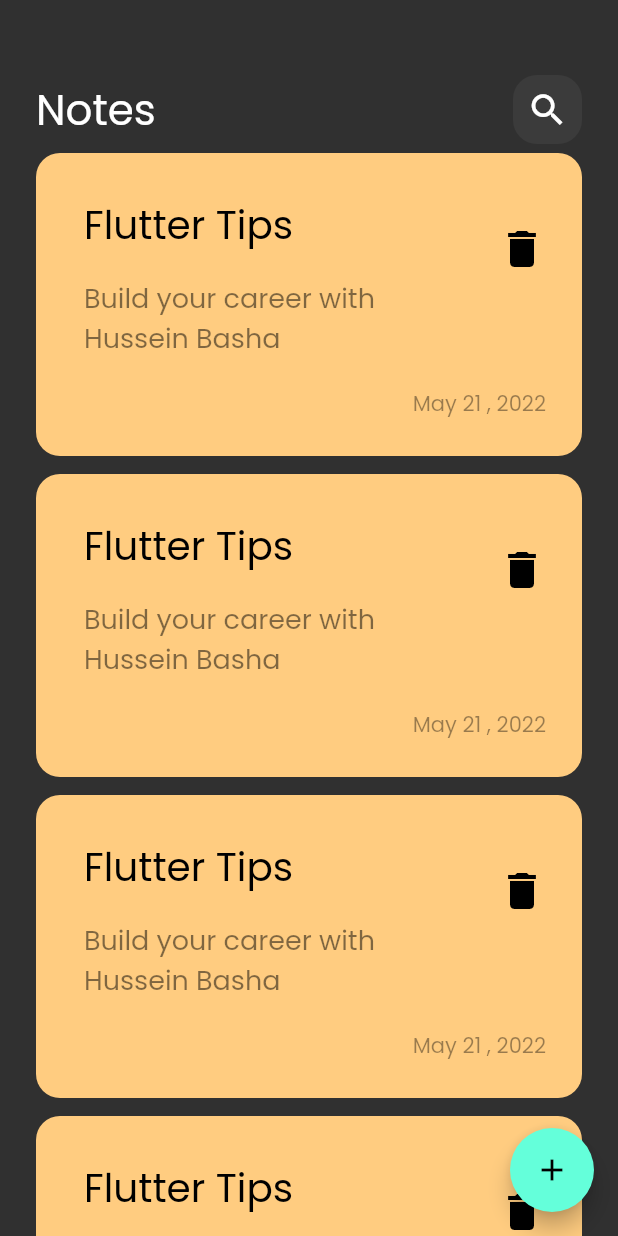
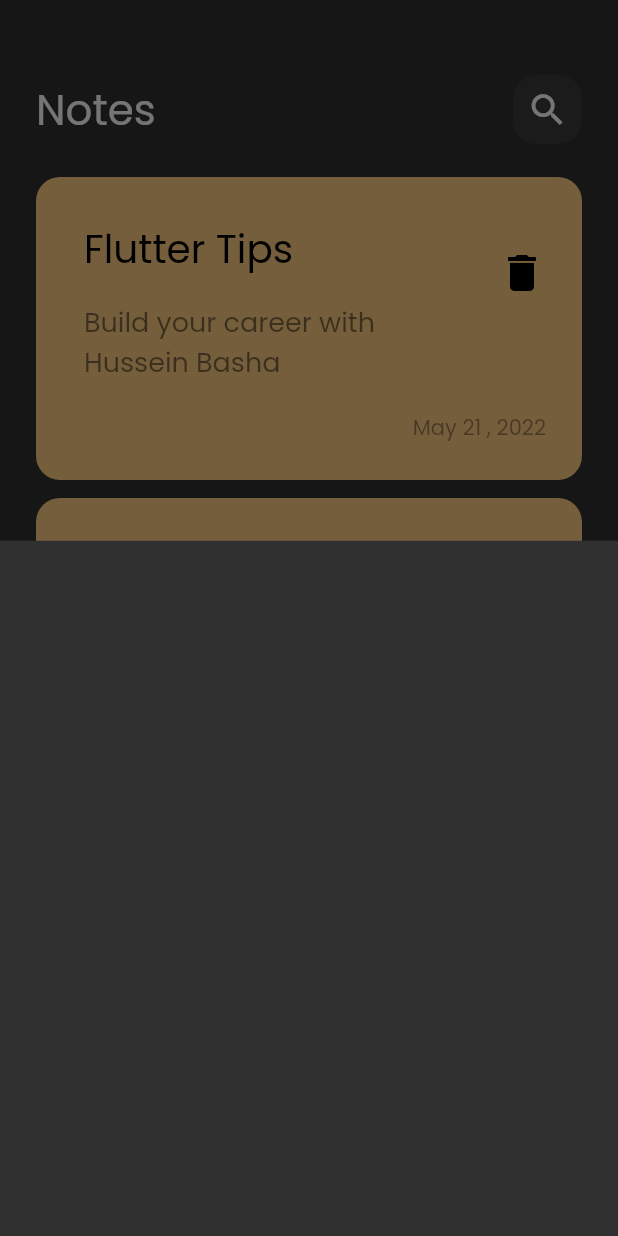
Before and after one commit to Hussein-basha/Notes_App, a Flutter app: the screen it shows after launch, after a tap on the "add" icon, on a phone screen of 412 x 824 dp. Run offline on Flutter 3.47's test engine with Material 2 defaults, Android fonts, the phone set to English and light mode, and no system bars.

Commit message:
add show modal bottom sheet inside floating action bottom

```diff
--- a/lib/views/notes_view.dart
+++ b/lib/views/notes_view.dart
@@ -1,5 +1,6 @@
 import 'package:flutter/material.dart';
 
+import 'widgets/add_note_bottom_sheet.dart';
 import 'widgets/notes_view_body.dart';
 
 class NotesView extends StatelessWidget {
@@ -10,7 +11,11 @@ class NotesView extends StatelessWidget {
     return Scaffold(
       body: const NotesViewBody(),
       floatingActionButton: FloatingActionButton(
-        onPressed: () {},
+        onPressed: () {
+          showModalBottomSheet(context: context, builder: (context){
+            return const AddNoteBottomSheet();
+          },);
+        },
         child:const Icon(Icons.add,),
       ),
     );
--- /dev/null
+++ b/lib/views/widgets/add_note_bottom_sheet.dart
@@ -0,0 +1,10 @@
+import 'package:flutter/material.dart';
+
+class AddNoteBottomSheet extends StatelessWidget {
+  const AddNoteBottomSheet({Key? key}) : super(key: key);
+
+  @override
+  Widget build(BuildContext context) {
+    return Container();
+  }
+}
--- a/lib/views/widgets/notes_list_view.dart
+++ b/lib/views/widgets/notes_list_view.dart
@@ -7,11 +7,20 @@ class NotesListView extends StatelessWidget {
 
   @override
   Widget build(BuildContext context) {
-    return ListView.builder(itemBuilder: (context , index){
-      return const Padding(
-        padding: EdgeInsets.symmetric(vertical: 6.0,),
-        child: NoteItem(),
-      );
-    });
+    return Padding(
+      padding: const EdgeInsets.symmetric(
+        vertical: 16,
+      ),
+      child: ListView.builder(
+          padding: EdgeInsets.zero,
+          itemBuilder: (context, index) {
+            return const Padding(
+              padding: EdgeInsets.symmetric(
+                vertical: 6.0,
+              ),
+              child: NoteItem(),
+            );
+          }),
+    );
   }
 }
```
